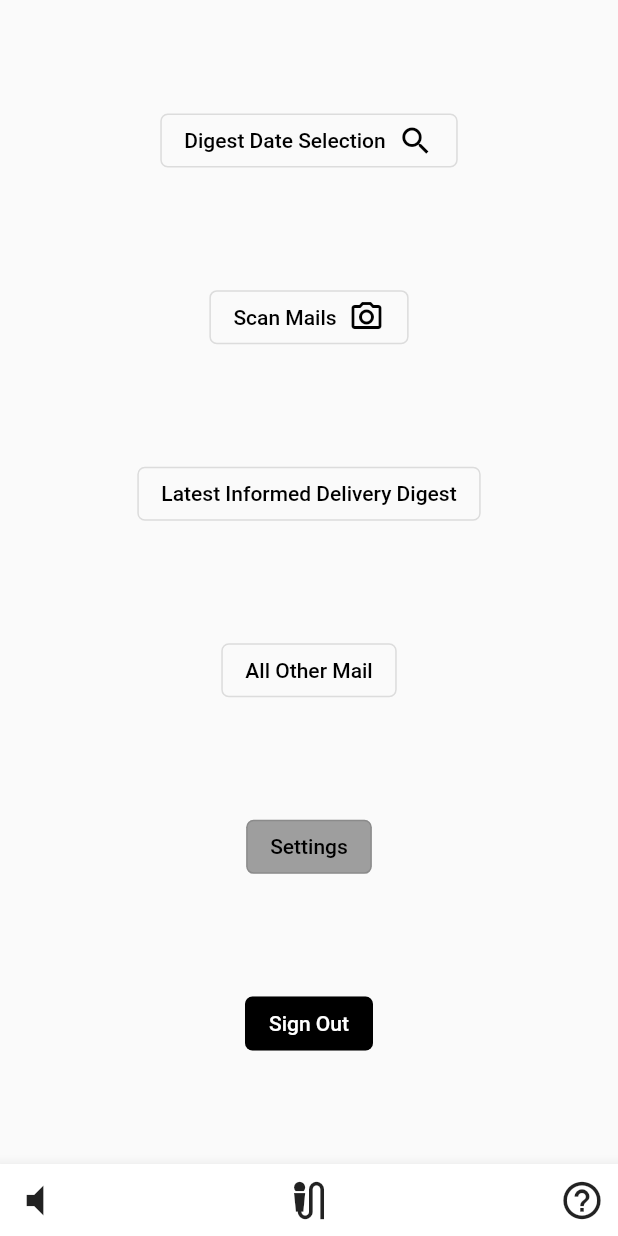
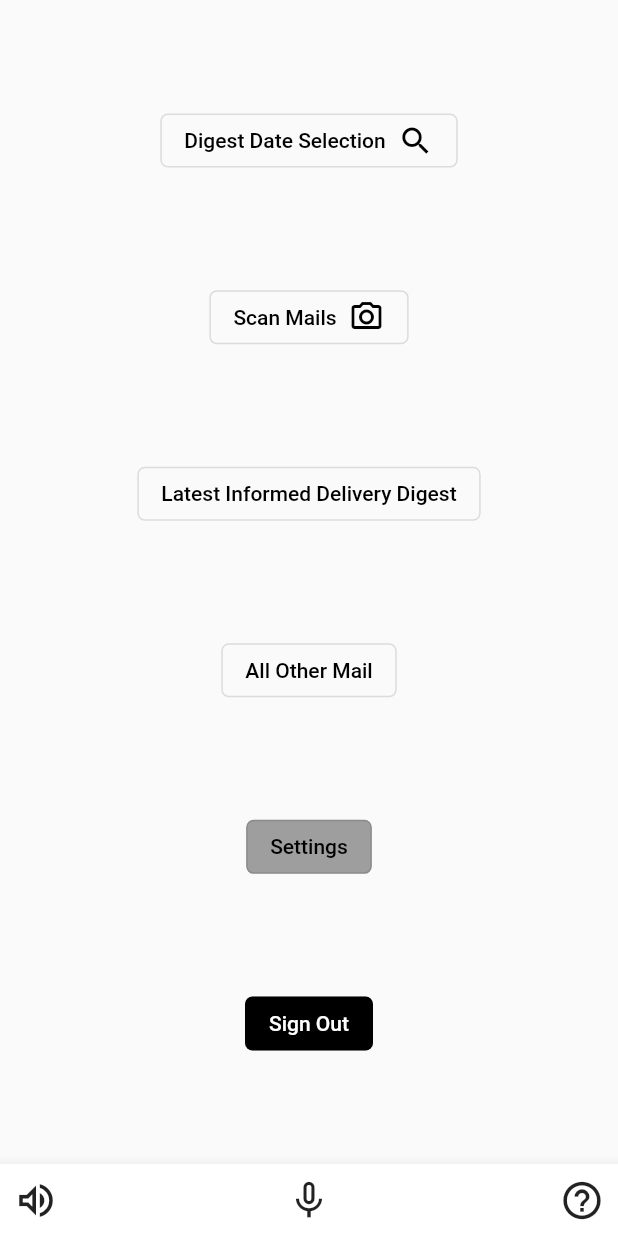
Before and after one commit to umgc/summer2022, a Flutter app: the screen it shows after launch, on a phone screen of 412 x 824 dp. Run offline on Flutter 3.47's test engine with Material 2 defaults, Android fonts, the phone set to English and light mode, and no system bars; our stand-ins replace flutter_svg, toggle_switch.

Commit message:
Added state to the app bar at the bottom of screen for mic and speaker

```diff
--- /dev/null
+++ b/lib/bottom_app_bar.dart
@@ -0,0 +1,55 @@
+import 'package:flutter/material.dart';
+
+class BottomBar extends StatefulWidget {
+  BottomBarState createState() => BottomBarState();
+}
+
+class BottomBarState extends State<BottomBar> {
+  bool mic_on = true;
+  bool speaker_on = true;
+
+  @override
+  Widget build(BuildContext context) {
+    return BottomAppBar(
+      child: Row(
+        children: [
+          IconButton(
+            icon: Icon(
+              (speaker_on == true)
+                  ? Icons.volume_up_outlined
+                  : Icons.volume_off_rounded,
+              size: 30,
+            ),
+            onPressed: () {
+              setState(
+                () {
+                  speaker_on = !speaker_on;
+                },
+              );
+            },
+          ),
+          Spacer(),
+          IconButton(
+            icon: Icon(
+              (mic_on == true) ? Icons.mic_none : Icons.mic_off,
+              size: 30,
+            ),
+            onPressed: () {
+              setState(
+                () {
+                  mic_on = !mic_on;
+                },
+              );
+            },
+          ),
+          Spacer(),
+          IconButton(
+              icon: Icon(Icons.help_outline, size: 30),
+              onPressed: () {
+                print("Say commands out loud");
+              }),
+        ],
+      ),
+    );
+  }
+}
```
Also changed, not shown: lib/main.dart (+2 -13 lines).
